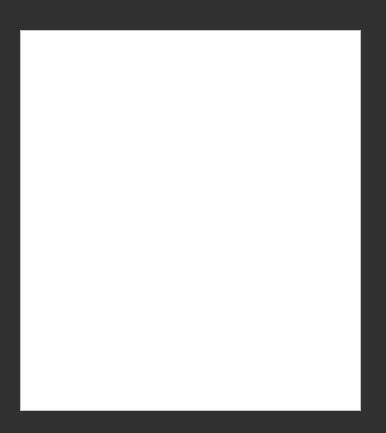
Before: the Qt Designer form mainwindow.ui in Marcin4113/Kolejka-PWr-Klient-, drawn with Qt 5.
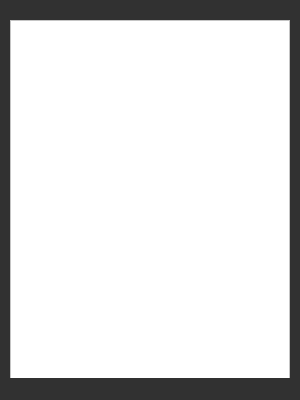
After: the same form once the commit is applied.

What changed in the file:
```diff
--- a/mainwindow.ui
+++ b/mainwindow.ui
@@ -6,8 +6,8 @@
    <rect>
     <x>0</x>
     <y>0</y>
-    <width>386</width>
-    <height>433</height>
+    <width>300</width>
+    <height>400</height>
    </rect>
   </property>
   <property name="maximumSize">
@@ -37,10 +37,10 @@
    <widget class="QListWidget" name="listWidget">
     <property name="geometry">
      <rect>
-      <x>20</x>
-      <y>30</y>
-      <width>341</width>
-      <height>381</height>
+      <x>10</x>
+      <y>20</y>
+      <width>280</width>
+      <height>360</height>
      </rect>
     </property>
     <property name="styleSheet">
```
